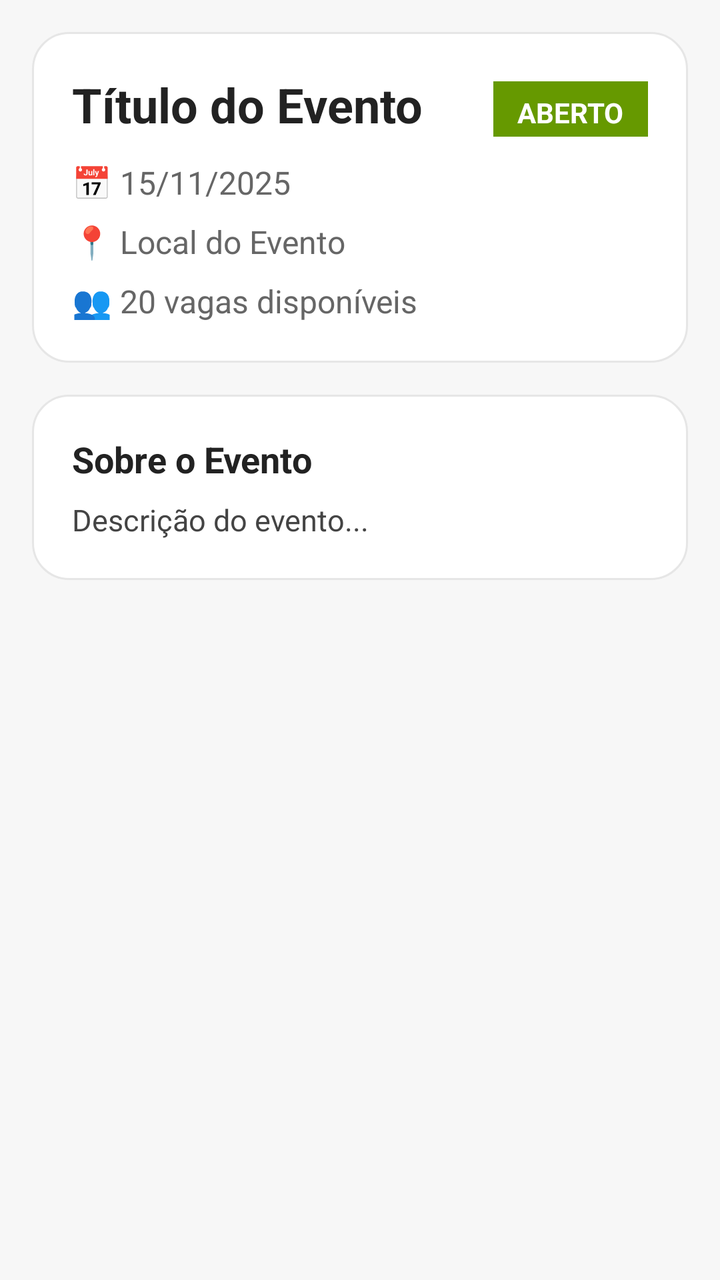
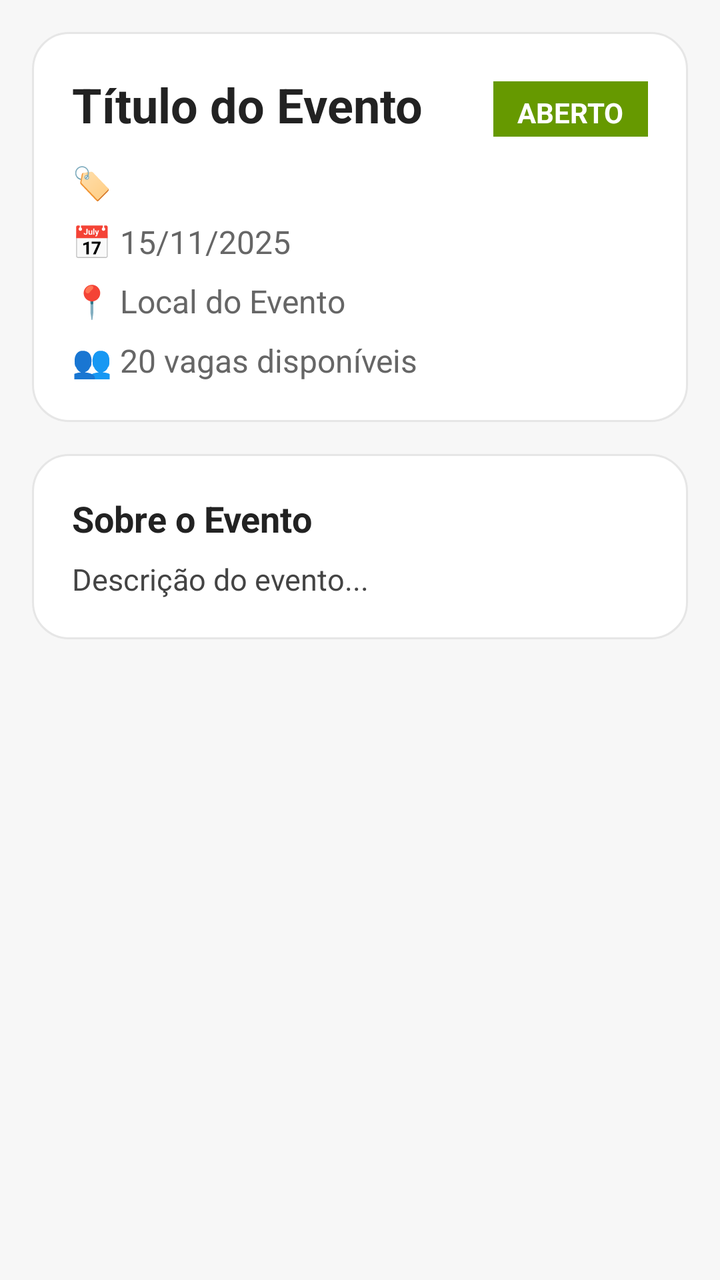

Compare the two renders of this Android layout. The source of the first and the diff that turns it into the second are given below.
<!-- AndroidManifest.xml: application theme Theme.Extensao -->
<!-- res/layout/activity_event_detail.xml -->
<?xml version="1.0" encoding="utf-8"?>
<ScrollView xmlns:android="http://schemas.android.com/apk/res/android"
    android:layout_width="match_parent"
    android:layout_height="match_parent"
    android:background="#F7F7F7">

    <LinearLayout
        android:orientation="vertical"
        android:layout_width="match_parent"
        android:layout_height="wrap_content">

        
        <LinearLayout
            android:orientation="vertical"
            android:background="@drawable/bg_card_evento"
            android:padding="20dp"
            android:layout_margin="16dp"
            android:layout_width="match_parent"
            android:layout_height="wrap_content">

            <LinearLayout
                android:orientation="horizontal"
                android:layout_width="match_parent"
                android:layout_height="wrap_content"
                android:layout_marginBottom="12dp">

                <TextView
                    android:id="@+id/txtTituloDetalhe"
                    android:layout_width="0dp"
                    android:layout_height="wrap_content"
                    android:layout_weight="1"
                    android:text="Título do Evento"
                    android:textSize="24sp"
                    android:textStyle="bold"
                    android:textColor="#222222" />

                <TextView
                    android:id="@+id/txtStatusDetalhe"
                    android:layout_width="wrap_content"
                    android:layout_height="wrap_content"
                    android:text="ABERTO"
                    android:textSize="14sp"
                    android:textStyle="bold"
                    android:textColor="#FFFFFF"
                    android:background="@android:color/holo_green_dark"
                    android:paddingLeft="12dp"
                    android:paddingTop="6dp"
                    android:paddingRight="12dp"
                    android:paddingBottom="6dp" />

            </LinearLayout>

            <LinearLayout
                android:orientation="horizontal"
                android:layout_width="match_parent"
                android:layout_height="wrap_content"
                android:layout_marginBottom="8dp">

                <TextView
                    android:layout_width="wrap_content"
                    android:layout_height="wrap_content"
                    android:text="📅 "
                    android:textSize="16sp" />

                <TextView
                    android:id="@+id/txtDataDetalhe"
                    android:layout_width="wrap_content"
                    android:layout_height="wrap_content"
                    android:text="15/11/2025"
                    android:textSize="16sp"
                    android:textColor="#666666" />

            </LinearLayout>

            <LinearLayout
                android:orientation="horizontal"
                android:layout_width="match_parent"
                android:layout_height="wrap_content"
                android:layout_marginBottom="8dp">

                <TextView
                    android:layout_width="wrap_content"
                    android:layout_height="wrap_content"
                    android:text="📍 "
                    android:textSize="16sp" />

                <TextView
                    android:id="@+id/txtLocalDetalhe"
                    android:layout_width="wrap_content"
                    android:layout_height="wrap_content"
                    android:text="Local do Evento"
                    android:textSize="16sp"
                    android:textColor="#666666" />

            </LinearLayout>

            <LinearLayout
                android:orientation="horizontal"
                android:layout_width="match_parent"
                android:layout_height="wrap_content">

                <TextView
                    android:layout_width="wrap_content"
                    android:layout_height="wrap_content"
                    android:text="👥 "
                    android:textSize="16sp" />

                <TextView
                    android:id="@+id/txtVagasDetalhe"
                    android:layout_width="wrap_content"
                    android:layout_height="wrap_content"
                    android:text="20 vagas disponíveis"
                    android:textSize="16sp"
                    android:textColor="#666666" />

            </LinearLayout>

        </LinearLayout>

        
        <LinearLayout
            android:orientation="vertical"
            android:background="@drawable/bg_card_evento"
            android:padding="20dp"
            android:layout_marginLeft="16dp"
            android:layout_marginRight="16dp"
            android:layout_marginBottom="16dp"
            android:layout_width="match_parent"
            android:layout_height="wrap_content">

            <TextView
                android:layout_width="wrap_content"
                android:layout_height="wrap_content"
                android:text="Sobre o Evento"
                android:textSize="18sp"
                android:textStyle="bold"
                android:textColor="#222222"
                android:layout_marginBottom="8dp" />

            <TextView
                android:id="@+id/txtDescricaoDetalhe"
                android:layout_width="match_parent"
                android:layout_height="wrap_content"
                android:text="Descrição do evento..."
                android:textSize="15sp"
                android:textColor="#444444"
                android:lineSpacingExtra="4dp" />

        </LinearLayout>

        
        <LinearLayout
            android:id="@+id/layoutInscritos"
            android:orientation="vertical"
            android:background="@drawable/bg_card_evento"
            android:padding="20dp"
            android:layout_marginLeft="16dp"
            android:layout_marginRight="16dp"
            android:layout_marginBottom="16dp"
            android:layout_width="match_parent"
            android:layout_height="wrap_content"
            android:visibility="gone">

            <TextView
                android:layout_width="wrap_content"
                android:layout_height="wrap_content"
                android:text="Inscritos"
                android:textSize="18sp"
                android:textStyle="bold"
                android:textColor="#222222"
                android:layout_marginBottom="8dp" />

            <TextView
                android:id="@+id/txtListaInscritos"
                android:layout_width="match_parent"
                android:layout_height="wrap_content"
                android:text="Carregando..."
                android:textSize="14sp"
                android:textColor="#444444"
                android:lineSpacingExtra="4dp" />

        </LinearLayout>

        
        <LinearLayout
            android:orientation="vertical"
            android:padding="16dp"
            android:layout_width="match_parent"
            android:layout_height="wrap_content">

            
            <Button
                android:id="@+id/btnInscreverDetalhe"
                android:layout_width="match_parent"
                android:layout_height="wrap_content"
                android:text="Inscrever-se"
                android:textAllCaps="false"
                android:textStyle="bold"
                android:textColor="#FFFFFF"
                android:background="@drawable/bg_botao_inscrever"
                android:visibility="gone"
                android:layout_marginBottom="12dp" />

            
            <Button
                android:id="@+id/btnEditarDetalhe"
                android:layout_width="match_parent"
                android:layout_height="wrap_content"
                android:text="Editar Evento"
                android:textAllCaps="false"
                android:textStyle="bold"
                android:textColor="#FFFFFF"
                android:backgroundTint="#6750A4"
                android:visibility="gone"
                android:layout_marginBottom="12dp" />

            <Button
                android:id="@+id/btnExcluirDetalhe"
                android:layout_width="match_parent"
                android:layout_height="wrap_content"
                android:text="Excluir Evento"
                android:textAllCaps="false"
                android:textStyle="bold"
                android:textColor="#FFFFFF"
                android:backgroundTint="#D32F2F"
                android:visibility="gone"
                android:layout_marginBottom="12dp" />

            <ProgressBar
                android:id="@+id/progressDetalhe"
                android:layout_width="wrap_content"
                android:layout_height="wrap_content"
                android:layout_gravity="center"
                android:visibility="gone" />

        </LinearLayout>

    </LinearLayout>
</ScrollView>
<!-- resources referenced by this layout -->
<resources>
  <!-- drawable bg_botao_inscrever (drawable) -->
  <?xml version="1.0" encoding="utf-8"?>
  <shape xmlns:android="http://schemas.android.com/apk/res/android">
      <solid android:color="#6750A4"/>
      <corners android:radius="50dp"/>
  </shape>
  <!-- drawable bg_card_evento (drawable) -->
  <?xml version="1.0" encoding="utf-8"?>
  <shape xmlns:android="http://schemas.android.com/apk/res/android">
      <solid android:color="#FFFFFF"/>
      <corners android:radius="18dp"/>
      <stroke
          android:width="1dp"
          android:color="#E6E6E6"/>
      <padding
          android:left="16dp"
          android:top="16dp"
          android:right="16dp"
          android:bottom="16dp"/>
  </shape>
  <style name="Theme.Extensao" parent="Base.Theme.Extensao" />
  <style name="Base.Theme.Extensao" parent="Theme.Material3.DayNight.NoActionBar">
          
          
      </style>
</resources>

<!-- the commit's change to res/layout/activity_event_detail.xml (unified diff, before → after) -->
@@ -59,6 +59,28 @@
                 <TextView
                     android:layout_width="wrap_content"
                     android:layout_height="wrap_content"
+                    android:text="🏷️ "
+                    android:textSize="16sp" />
+
+                <TextView
+                    android:id="@+id/txtTipoDetalhe"
+                    android:layout_width="wrap_content"
+                    android:layout_height="wrap_content"
+                    android:textSize="16sp"
+                    android:textColor="#6750A4"
+                    android:textStyle="bold" />
+
+            </LinearLayout>
+
+            <LinearLayout
+                android:orientation="horizontal"
+                android:layout_width="match_parent"
+                android:layout_height="wrap_content"
+                android:layout_marginBottom="8dp">
+
+                <TextView
+                    android:layout_width="wrap_content"
+                    android:layout_height="wrap_content"
                     android:text="📅 "
                     android:textSize="16sp" />
 
